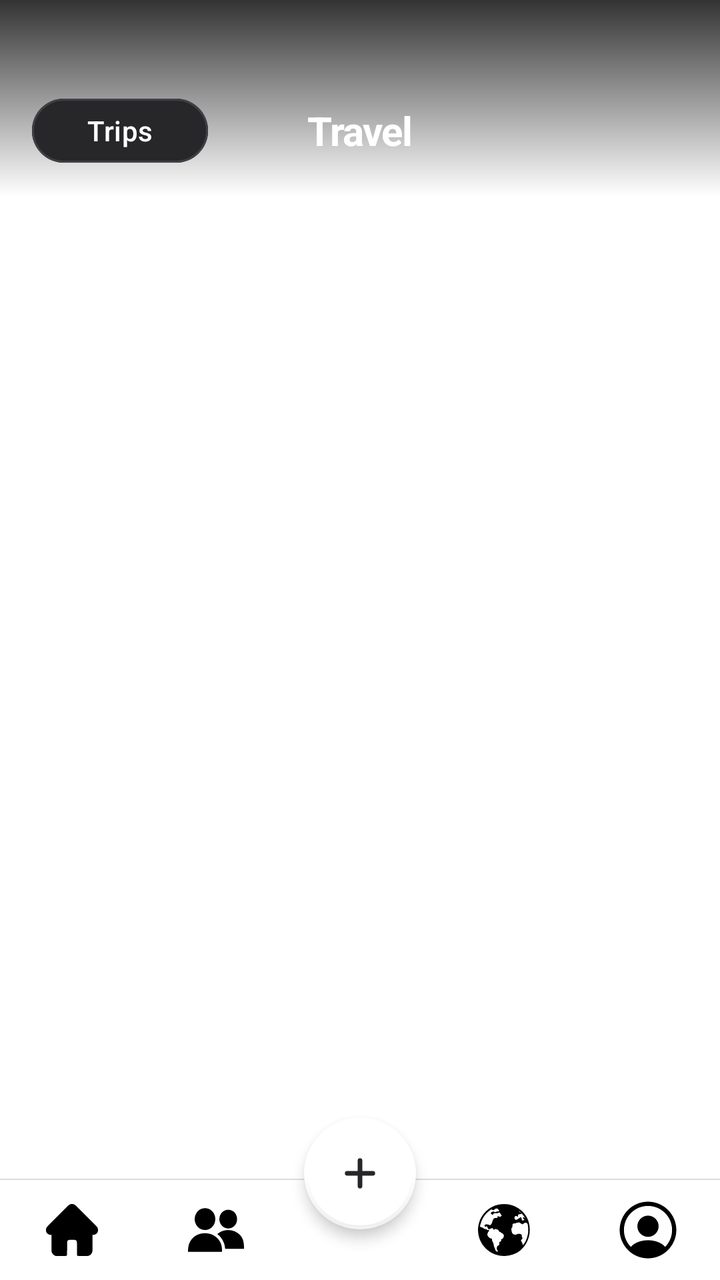
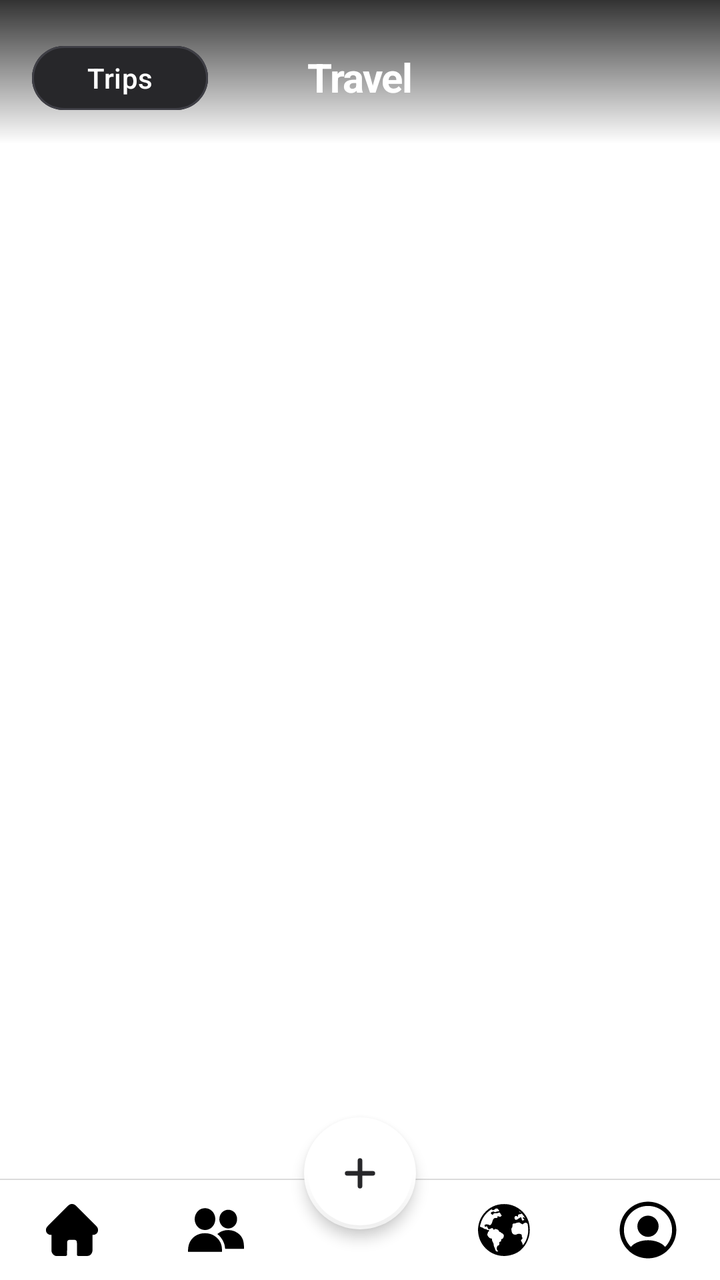

Compare the two renders of this Android layout. The source of the first and the diff that turns it into the second are given below.
<!-- AndroidManifest.xml: activity theme Theme.Travel -->
<!-- res/layout/activity_main.xml -->
<?xml version="1.0" encoding="utf-8"?>
<androidx.constraintlayout.widget.ConstraintLayout
    xmlns:android="http://schemas.android.com/apk/res/android"
    xmlns:app="http://schemas.android.com/apk/res-auto"
    android:fitsSystemWindows="true"
    android:layout_width="match_parent"
    android:layout_height="match_parent"
    android:background="@color/white">

    <androidx.constraintlayout.widget.ConstraintLayout
        android:id="@+id/hero_section"
        android:layout_width="0dp"
        android:layout_height="98dp"
        android:paddingStart="16dp"
        android:paddingEnd="16dp"
        android:paddingTop="48dp"
        android:paddingBottom="16dp"
        android:elevation="1dp"
        android:background="@drawable/gradient_hero_bg"
        app:layout_constraintTop_toTopOf="parent"
        app:layout_constraintStart_toStartOf="parent"
        app:layout_constraintEnd_toEndOf="parent">

        <com.google.android.material.button.MaterialButton
            android:id="@+id/tripButton"
            android:layout_width="wrap_content"
            android:layout_height="40dp"
            android:text="Trips"
            android:backgroundTint="#27272A"
            android:textSize="14sp"
            android:textColor="#FFFFFF"
            app:cornerRadius="9999dp"
            app:strokeColor="#3F3F46"
            app:strokeWidth="1dp"
            app:layout_constraintBottom_toBottomOf="parent"
            app:layout_constraintStart_toStartOf="parent"
            app:layout_constraintTop_toTopOf="parent" />

        <TextView
            android:id="@+id/hero_location"
            android:layout_width="wrap_content"
            android:layout_height="wrap_content"
            android:text="Travel"
            android:textColor="#FFFFFF"
            android:textSize="20sp"
            android:textStyle="bold"
            android:letterSpacing="-0.025"
            app:layout_constraintEnd_toEndOf="parent"
            app:layout_constraintStart_toStartOf="parent"
            app:layout_constraintTop_toTopOf="parent"
            app:layout_constraintBottom_toBottomOf="parent" />

    </androidx.constraintlayout.widget.ConstraintLayout>

    <View
        android:id="@+id/top_divider"
        android:layout_width="0dp"
        android:layout_height="0.5dp"
        android:background="@android:color/transparent"
        app:layout_constraintTop_toBottomOf="@id/hero_section"
        app:layout_constraintStart_toStartOf="parent"
        app:layout_constraintEnd_toEndOf="parent" />

    <FrameLayout
        android:id="@+id/fragment_container"
        android:layout_width="0dp"
        android:layout_height="0dp"
        android:background="@color/white"
        app:layout_constraintTop_toTopOf="parent"
        app:layout_constraintBottom_toTopOf="@id/bottom_divider"
        app:layout_constraintStart_toStartOf="parent"
        app:layout_constraintEnd_toEndOf="parent" />

    <View
        android:id="@+id/bottom_divider"
        android:layout_width="0dp"
        android:layout_height="0.5dp"
        android:background="#DBDBDB"
        app:layout_constraintBottom_toTopOf="@id/custom_bottom_bar"
        app:layout_constraintStart_toStartOf="parent"
        app:layout_constraintEnd_toEndOf="parent" />

    <LinearLayout
        android:id="@+id/custom_bottom_bar"
        android:layout_width="0dp"
        android:layout_height="50dp"
        android:orientation="horizontal"
        android:background="@color/white"
        android:gravity="center_vertical"
        app:layout_constraintBottom_toBottomOf="parent"
        app:layout_constraintStart_toStartOf="parent"
        app:layout_constraintEnd_toEndOf="parent">

        <ImageButton
            android:id="@+id/nav_home"
            android:layout_width="0dp"
            android:layout_height="match_parent"
            android:layout_weight="1"
            android:padding="12dp"
            android:src="@drawable/ic_home"
            android:scaleType="centerInside"
            android:background="?attr/selectableItemBackgroundBorderless"
            android:contentDescription="Home Feed" />

        <ImageButton
            android:id="@+id/nav_friends"
            android:layout_width="0dp"
            android:layout_height="match_parent"
            android:layout_weight="1"
            android:padding="11dp"
            android:src="@drawable/ic_friends"
            android:scaleType="centerInside"
            android:background="?attr/selectableItemBackgroundBorderless"
            android:contentDescription="Friends" />

        <View
            android:id="@+id/nav_placeholder"
            android:layout_width="0dp"
            android:layout_height="match_parent"
            android:layout_weight="1" />

        <ImageButton
            android:id="@+id/nav_map"
            android:layout_width="0dp"
            android:layout_height="match_parent"
            android:layout_weight="1"
            android:padding="12dp"
            android:src="@drawable/ic_globe"
            android:scaleType="centerInside"
            android:background="?attr/selectableItemBackgroundBorderless"
            android:contentDescription="Map" />

        <ImageButton
            android:id="@+id/nav_profile"
            android:layout_width="0dp"
            android:layout_height="match_parent"
            android:layout_weight="1"
            android:padding="8dp"
            android:src="@drawable/ic_profile"
            android:scaleType="centerInside"
            android:background="?attr/selectableItemBackgroundBorderless"
            android:contentDescription="Profile" />

    </LinearLayout>

    <com.google.android.material.floatingactionbutton.FloatingActionButton
        android:id="@+id/fab_add_picture"
        android:layout_width="wrap_content"
        android:layout_height="wrap_content"
        android:contentDescription="Add"
        android:src="@drawable/ic_plus"
        app:backgroundTint="#FFFFFF"
        app:tint="#27272A"
        app:fabCustomSize="56dp"
        app:maxImageSize="22dp"
        app:elevation="4dp"
        app:borderWidth="2dp"
        app:strokeColor="#D4D4D8"
        app:shapeAppearanceOverlay="@style/ShapeAppearanceOverlay.Circle"
        app:layout_constraintBottom_toTopOf="@id/custom_bottom_bar"
        app:layout_constraintEnd_toEndOf="parent"
        app:layout_constraintStart_toStartOf="parent"
        android:layout_marginBottom="-25dp" />

</androidx.constraintlayout.widget.ConstraintLayout>
<!-- resources referenced by this layout -->
<resources>
  <color name="white">#FFFFFFFF</color>
  <!-- drawable gradient_hero_bg (drawable) -->
  <?xml version="1.0" encoding="utf-8"?>
  <shape xmlns:android="http://schemas.android.com/apk/res/android">
      <gradient
          android:startColor="#CC000000"
          android:endColor="#00000000"
          android:angle="270" />
  </shape>
  <!-- drawable ic_friends: vector/xml drawable (drawable, 2557 chars, omitted) -->
  <!-- drawable ic_globe: vector/xml drawable (drawable, 9559 chars, omitted) -->
  <!-- drawable ic_home: vector/xml drawable (drawable, 4924 chars, omitted) -->
  <!-- drawable ic_plus (drawable) -->
  <?xml version="1.0" encoding="utf-8"?>
  <vector xmlns:android="http://schemas.android.com/apk/res/android"
      android:width="24dp"
      android:height="24dp"
      android:viewportWidth="24"
      android:viewportHeight="24">
      <path
          android:pathData="M12,5L12,19M5,12L19,12"
          android:strokeWidth="2.5"
          android:strokeColor="#000000"
          android:strokeLineCap="round" />
  </vector>
  <!-- drawable ic_profile (drawable) -->
  <vector xmlns:android="http://schemas.android.com/apk/res/android"
      android:width="200dp"
      android:height="200dp"
      android:viewportWidth="24"
      android:viewportHeight="24">
    <path
        android:pathData="M22,12C22,6.49 17.51,2 12,2C6.49,2 2,6.49 2,12C2,14.9 3.25,17.51 5.23,19.34C5.23,19.35 5.23,19.35 5.22,19.36C5.32,19.46 5.44,19.54 5.54,19.63C5.6,19.68 5.65,19.73 5.71,19.77C5.89,19.92 6.09,20.06 6.28,20.2C6.35,20.25 6.41,20.29 6.48,20.34C6.67,20.47 6.87,20.59 7.08,20.7C7.15,20.74 7.23,20.79 7.3,20.83C7.5,20.94 7.71,21.04 7.93,21.13C8.01,21.17 8.09,21.21 8.17,21.24C8.39,21.33 8.61,21.41 8.83,21.48C8.91,21.51 8.99,21.54 9.07,21.56C9.31,21.63 9.55,21.69 9.79,21.75C9.86,21.77 9.93,21.79 10.01,21.8C10.29,21.86 10.57,21.9 10.86,21.93C10.9,21.93 10.94,21.94 10.98,21.95C11.32,21.98 11.66,22 12,22C12.34,22 12.68,21.98 13.01,21.95C13.05,21.95 13.09,21.94 13.13,21.93C13.42,21.9 13.7,21.86 13.98,21.8C14.05,21.79 14.12,21.76 14.2,21.75C14.44,21.69 14.69,21.64 14.92,21.56C15,21.53 15.08,21.5 15.16,21.48C15.38,21.4 15.61,21.33 15.82,21.24C15.9,21.21 15.98,21.17 16.06,21.13C16.27,21.04 16.48,20.94 16.69,20.83C16.77,20.79 16.84,20.74 16.91,20.7C17.11,20.58 17.31,20.47 17.51,20.34C17.58,20.3 17.64,20.25 17.71,20.2C17.91,20.06 18.1,19.92 18.28,19.77C18.34,19.72 18.39,19.67 18.45,19.63C18.56,19.54 18.67,19.45 18.77,19.36C18.77,19.35 18.77,19.35 18.76,19.34C20.75,17.51 22,14.9 22,12ZM16.94,16.97C14.23,15.15 9.79,15.15 7.06,16.97C6.62,17.26 6.26,17.6 5.96,17.97C4.44,16.43 3.5,14.32 3.5,12C3.5,7.31 7.31,3.5 12,3.5C16.69,3.5 20.5,7.31 20.5,12C20.5,14.32 19.56,16.43 18.04,17.97C17.75,17.6 17.38,17.26 16.94,16.97Z"
        android:fillColor="#000000"/>
    <path
        android:pathData="M12,6.93C9.93,6.93 8.25,8.61 8.25,10.68C8.25,12.71 9.84,14.36 11.95,14.42C11.98,14.42 12.02,14.42 12.04,14.42C12.06,14.42 12.09,14.42 12.11,14.42C12.12,14.42 12.13,14.42 12.13,14.42C14.15,14.35 15.74,12.71 15.75,10.68C15.75,8.61 14.07,6.93 12,6.93Z"
        android:fillColor="#000000"/>
  </vector>
  <style name="ShapeAppearanceOverlay.Circle" parent="">
          <item name="cornerSize">50%</item>
      </style>
  <style name="Theme.Travel" parent="Theme.Material3.DayNight.NoActionBar">
          <item name="colorPrimary">#2196F3</item>
          <item name="colorOnPrimary">@android:color/white</item>
      </style>
</resources>

<!-- the commit's change to res/layout/activity_main.xml (unified diff, before → after) -->
@@ -10,10 +10,10 @@
     <androidx.constraintlayout.widget.ConstraintLayout
         android:id="@+id/hero_section"
         android:layout_width="0dp"
-        android:layout_height="98dp"
+        android:layout_height="72dp"
         android:paddingStart="16dp"
         android:paddingEnd="16dp"
-        android:paddingTop="48dp"
+        android:paddingTop="21dp"
         android:paddingBottom="16dp"
         android:elevation="1dp"
         android:background="@drawable/gradient_hero_bg"
